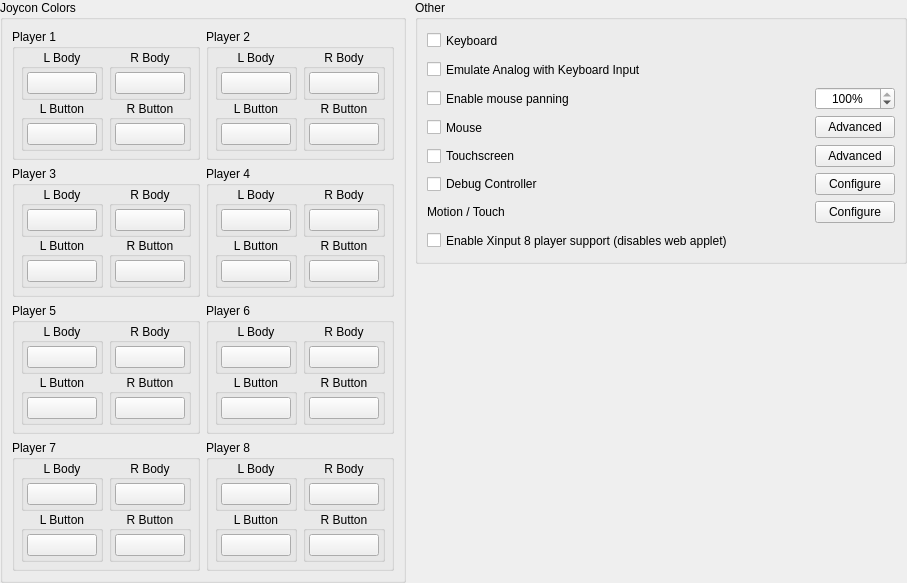
Qt form src/yuzu/configuration/configure_input_advanced.ui (QuantumGhost/yuzu) before a commit.
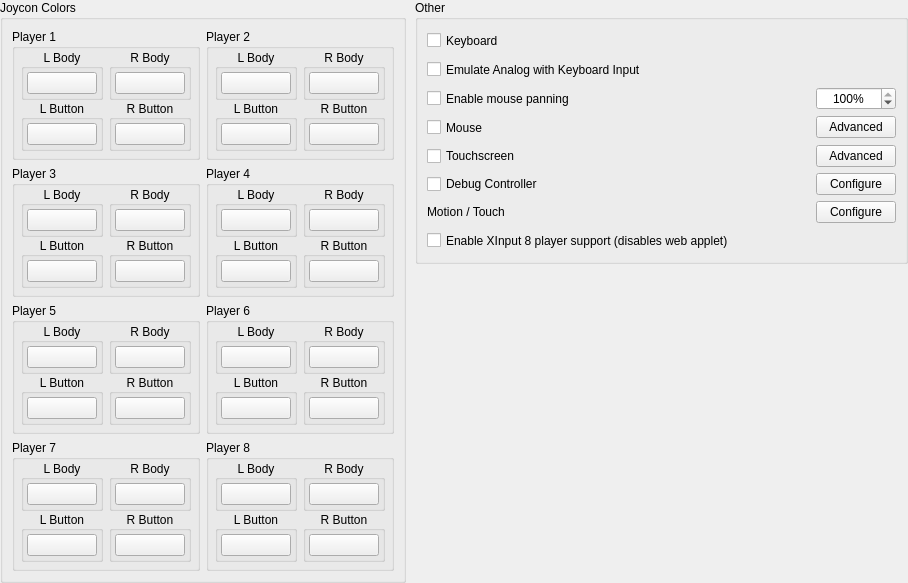
The same form after that commit.

```diff
--- a/src/yuzu/configuration/configure_input_advanced.ui
+++ b/src/yuzu/configuration/configure_input_advanced.ui
@@ -2684,7 +2684,7 @@
                      </size>
                    </property>
                    <property name="text">
-                     <string>Enable Xinput 8 player support (disables web applet)</string>
+                     <string>Enable XInput 8 player support (disables web applet)</string>
                    </property>
                  </widget>
                </item>
```
